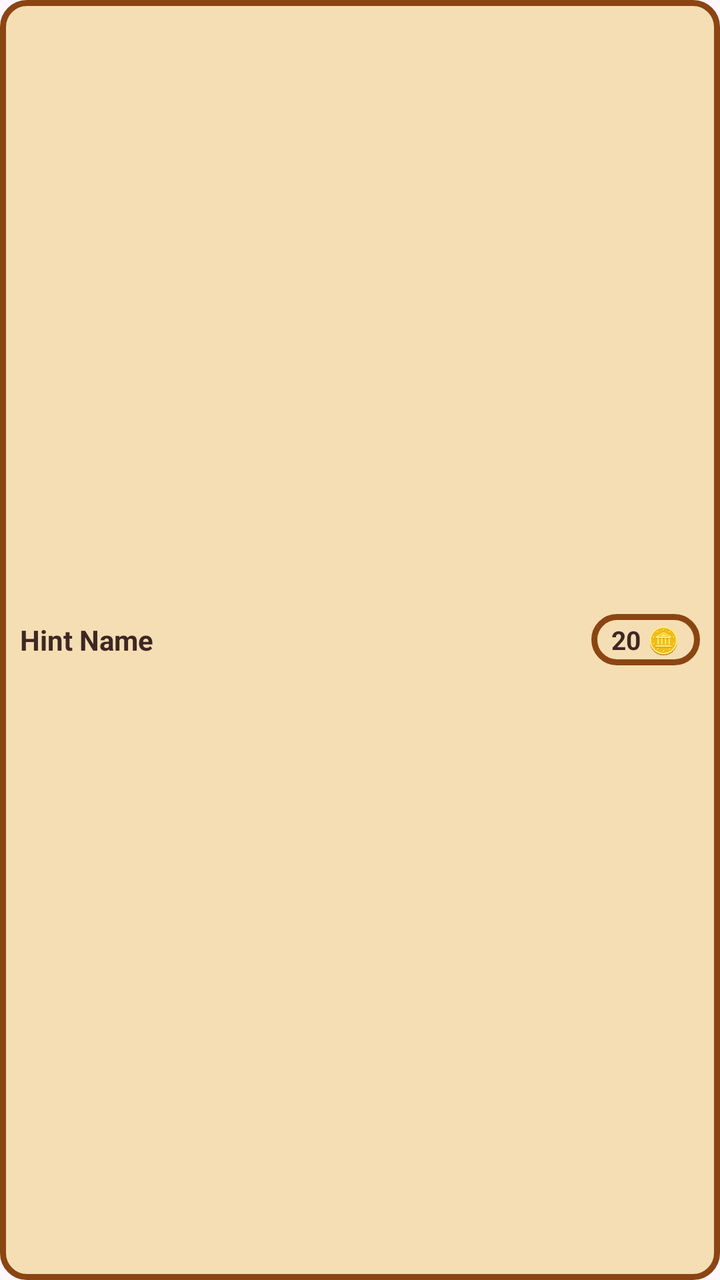
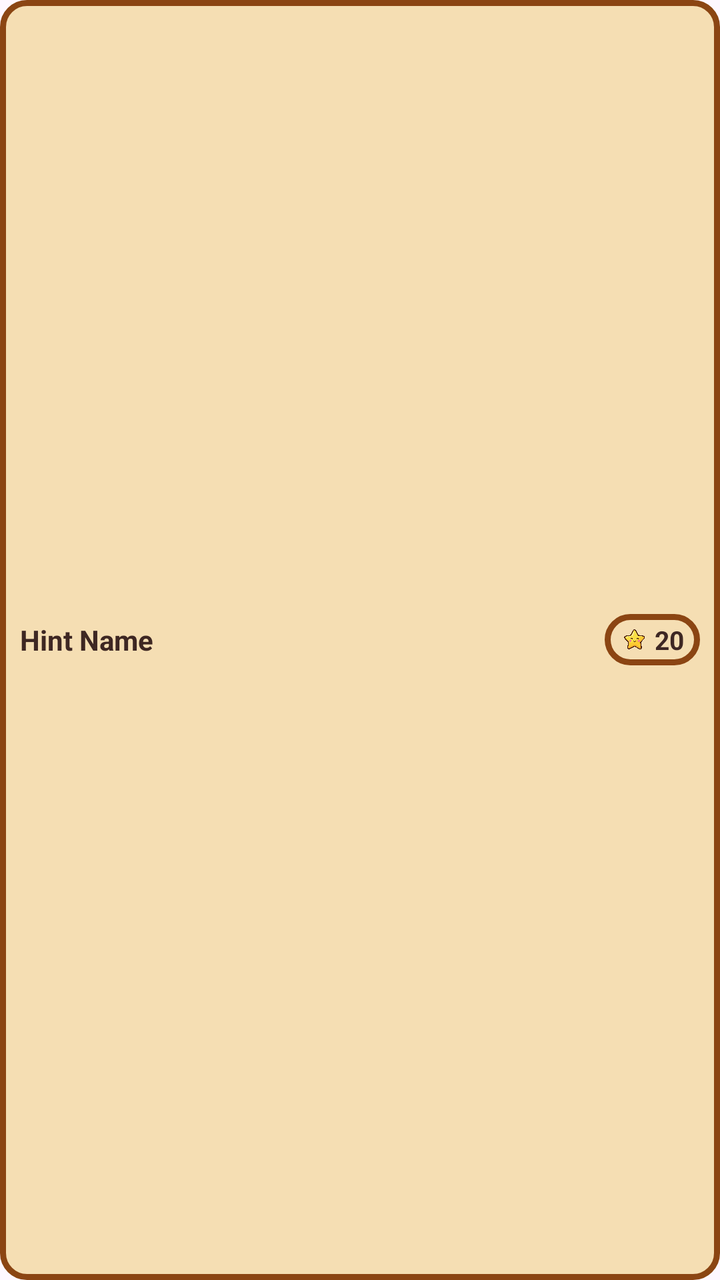

The first picture is an Android layout as it rendered before a commit; the second is the same layout after the commit. The layout source and the unified diff follow.
<!-- AndroidManifest.xml: application theme Theme.GeoQuiz -->
<!-- res/layout/item_hint_row.xml -->
<?xml version="1.0" encoding="utf-8"?>
<LinearLayout xmlns:android="http://schemas.android.com/apk/res/android"
    android:id="@+id/hintRowRoot"
    android:layout_width="match_parent"
    android:layout_height="wrap_content"
    android:orientation="horizontal"
    android:gravity="center_vertical"
    android:padding="10dp"
    android:layout_marginBottom="6dp"
    android:background="@drawable/button_background"
    android:clickable="true"
    android:focusable="true">

    
    <LinearLayout
        android:layout_width="0dp"
        android:layout_height="wrap_content"
        android:layout_weight="1"
        android:orientation="vertical">

        
        <TextView
            android:id="@+id/tvHintLabel"
            android:layout_width="wrap_content"
            android:layout_height="wrap_content"
            android:text="Hint Name"
            android:textSize="14sp"
            android:textStyle="bold"
            android:textColor="#3E2723" />

        
        <TextView
            android:id="@+id/tvHintSubtext"
            android:layout_width="wrap_content"
            android:layout_height="wrap_content"
            android:text=""
            android:textSize="12sp"
            android:textColor="#5D4037"
            android:layout_marginTop="2dp"
            android:visibility="gone" />

    </LinearLayout>

    
    <TextView
        android:id="@+id/tvHintPrice"
        android:layout_width="wrap_content"
        android:layout_height="wrap_content"
        android:text="20 🪙"
        android:textSize="13sp"
        android:textColor="#3E2723"
        android:textStyle="bold"
        android:background="@drawable/coin_background"
        android:paddingStart="10dp"
        android:paddingEnd="10dp"
        android:paddingTop="4dp"
        android:paddingBottom="4dp"
        android:layout_marginStart="8dp" />

</LinearLayout>
<!-- resources referenced by this layout -->
<resources>
  <!-- drawable button_background (drawable) -->
  <?xml version="1.0" encoding="utf-8"?>
  <shape xmlns:android="http://schemas.android.com/apk/res/android"
      android:shape="rectangle">
      <solid android:color="#F5DEB3" />
      <corners android:radius="12dp" />
      <stroke
          android:width="3dp"
          android:color="#8B4513" />
  </shape>
  <!-- drawable coin_background (drawable) -->
  <?xml version="1.0" encoding="utf-8"?>
  <shape xmlns:android="http://schemas.android.com/apk/res/android"
      android:shape="rectangle">
      <solid android:color="#F5DEB3" />
      <corners android:radius="25dp" />
      <stroke
          android:width="3dp"
          android:color="#8B4513" />
  </shape>
  <style name="Theme.GeoQuiz" parent="Base.Theme.GeoQuiz" />
  <style name="Base.Theme.GeoQuiz" parent="Theme.Material3.DayNight.NoActionBar">
          
          
      </style>
</resources>

<!-- the commit's change to res/layout/item_hint_row.xml (unified diff, before → after) -->
@@ -18,7 +18,6 @@
         android:layout_weight="1"
         android:orientation="vertical">
 
-        
         <TextView
             android:id="@+id/tvHintLabel"
             android:layout_width="wrap_content"
@@ -42,19 +41,37 @@
     </LinearLayout>
 
     
-    <TextView
-        android:id="@+id/tvHintPrice"
+    <LinearLayout
+        android:id="@+id/layoutHintPriceBadge"
         android:layout_width="wrap_content"
         android:layout_height="wrap_content"
-        android:text="20 🪙"
-        android:textSize="13sp"
-        android:textColor="#3E2723"
-        android:textStyle="bold"
+        android:orientation="horizontal"
+        android:gravity="center_vertical"
         android:background="@drawable/coin_background"
-        android:paddingStart="10dp"
-        android:paddingEnd="10dp"
+        android:paddingStart="8dp"
+        android:paddingEnd="8dp"
         android:paddingTop="4dp"
         android:paddingBottom="4dp"
-        android:layout_marginStart="8dp" />
+        android:layout_marginStart="8dp">
+
+        <ImageView
+            android:id="@+id/ivHintCoinIcon"
+            android:layout_width="14dp"
+            android:layout_height="14dp"
+            android:src="@drawable/coin"
+            android:scaleType="fitCenter"
+            android:layout_marginEnd="3dp"
+            android:contentDescription="coin" />
+
+        <TextView
+            android:id="@+id/tvHintPrice"
+            android:layout_width="wrap_content"
+            android:layout_height="wrap_content"
+            android:text="20"
+            android:textSize="13sp"
+            android:textColor="#3E2723"
+            android:textStyle="bold" />
+
+    </LinearLayout>
 
 </LinearLayout>
<!-- resource entries referenced after the edit -->
@@ -10,6 +10,7 @@
           android:width="3dp"
           android:color="#8B4513" />
   </shape>
+  <!-- drawable coin: png bitmap (drawable, 595267 bytes) -->
   <!-- drawable coin_background (drawable) -->
   <?xml version="1.0" encoding="utf-8"?>
   <shape xmlns:android="http://schemas.android.com/apk/res/android"
